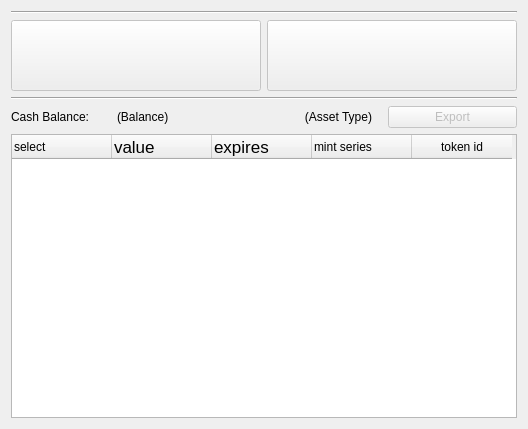
First picture: the form in src/Widgets/cashpurse.ui, repository Open-Transactions/Moneychanger, before the edit.
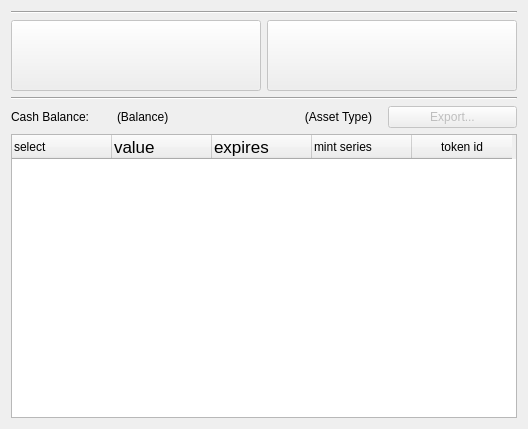
Second picture: the form after the edit. Icons and pictures are not drawn.

Commit message: Added 'Export Cash' button to cash purse.

```diff
--- a/src/Widgets/cashpurse.ui
+++ b/src/Widgets/cashpurse.ui
@@ -137,7 +137,7 @@
         <bool>false</bool>
        </property>
        <property name="text">
-        <string>Export</string>
+        <string>Export...</string>
        </property>
       </widget>
      </item>
```
The commit also changes 30 other files.
